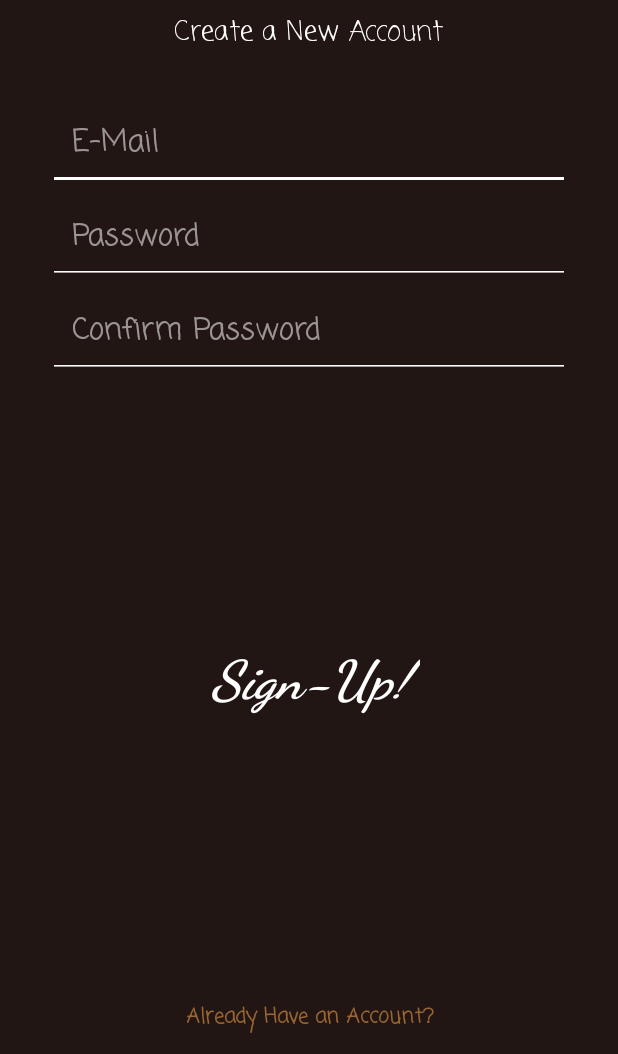
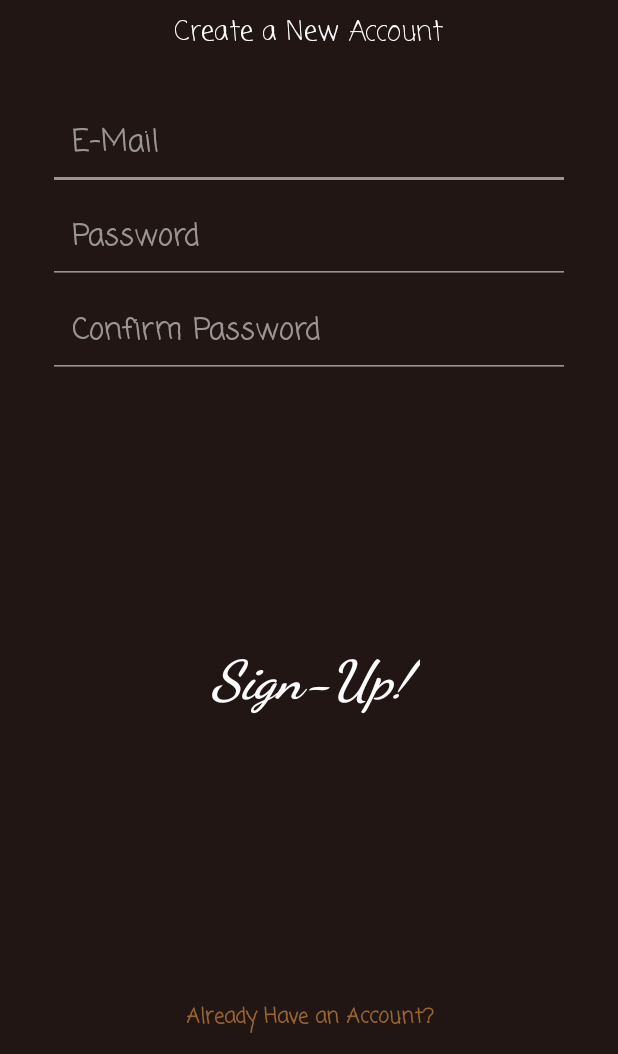
Before and after one commit to yukianessa/ngoffee, an Android app: the RegisterActivity screen opened directly, with no data from a screen before it, on a phone screen of 412 x 824 dp, the part 182-1236 px from its top. Run offline under Robolectric (Android 15) with nearby library versions, the light colour scheme and no system bars; our stand-ins replace Firebase (no records; nobody signed in at launch, a user with empty details on screens opened directly); 1 statement that could not run was skipped.

Commit message:
Some Additional Revision, Optimize UI and adding some new features

```diff
--- a/app/build.gradle
+++ b/app/build.gradle
@@ -26,6 +26,7 @@ dependencies {
     testImplementation 'junit:junit:4.12'
     androidTestImplementation 'com.android.support.test:runner:1.0.1'
     androidTestImplementation 'com.android.support.test.espresso:espresso-core:3.0.1'
+    compile 'de.hdodenhof:circleimageview:2.2.0' //for circle imageView
 }
 
 
--- a/app/src/main/AndroidManifest.xml
+++ b/app/src/main/AndroidManifest.xml
@@ -3,6 +3,8 @@
     package="com.yukianessa.ngoffee">
 
     <uses-permission android:name="android.permission.INTERNET" />
+    <uses-permission android:name="android.permission.WRITE_EXTERNAL_STORAGE" />
+    <uses-permission android:name="android.permission.READ_EXTERNAL_STORAGE" />
 
     <application
         android:allowBackup="true"
@@ -24,6 +26,7 @@
             android:name=".LoginActivity"
             android:screenOrientation="portrait" />
         <activity android:name=".RegisterActivity" />
+        <activity android:name=".SetupActivity"></activity>
     </application>
 
 </manifest>
--- a/app/src/main/java/com/yukianessa/ngoffee/RegisterActivity.java
+++ b/app/src/main/java/com/yukianessa/ngoffee/RegisterActivity.java
@@ -42,13 +42,11 @@ public class RegisterActivity extends AppCompatActivity {
         regCfPswd   = findViewById(R.id.regPswdCnfrm);
         Button goToSignUp = findViewById(R.id.toSignUpBtn);
         Button goToLogin  = findViewById(R.id.toLoginRegBtn);
-        signUpLoading = findViewById(R.id.loginLoadingProgress);
+        signUpLoading = findViewById(R.id.regLoadingProgress);
 
         goToLogin.setOnClickListener(new View.OnClickListener() {
             @Override
             public void onClick(View v) {
-                Intent loginIntent = new Intent(RegisterActivity.this, LoginActivity.class);
-                startActivity(loginIntent);
                 finish();
             }
         });
@@ -72,7 +70,9 @@ public class RegisterActivity extends AppCompatActivity {
                             public void onComplete(@NonNull Task<AuthResult> task) {
 
                                 if (task.isSuccessful()){
-                                    sendToMain();
+                                    Intent setupIntent = new Intent(RegisterActivity.this, SetupActivity.class);
+                                    startActivity(setupIntent);
+                                    finish();
                                 } else {
                                     String err = Objects.requireNonNull(task.getException()).getMessage();
                                     Toast.makeText(RegisterActivity.this, "Error: " +err, Toast.LENGTH_LONG).show();
--- a/app/src/main/res/layout/activity_login.xml
+++ b/app/src/main/res/layout/activity_login.xml
@@ -44,7 +44,7 @@
         android:layout_marginEnd="32dp"
         android:layout_marginStart="32dp"
         android:layout_marginTop="24dp"
-        android:backgroundTint="@android:color/white"
+        android:backgroundTint="@color/hintWhite"
         android:ems="10"
         android:fontFamily="casual"
         android:hint="@string/emailHint"
@@ -63,7 +63,7 @@
         android:layout_height="wrap_content"
         android:layout_marginEnd="32dp"
         android:layout_marginStart="32dp"
-        android:backgroundTint="@android:color/white"
+        android:backgroundTint="@color/hintWhite"
         android:ems="10"
         android:fontFamily="casual"
         android:hint="@string/passHint"
--- a/app/src/main/res/layout/activity_register.xml
+++ b/app/src/main/res/layout/activity_register.xml
@@ -45,7 +45,7 @@
         android:layout_marginEnd="32dp"
         android:layout_marginStart="32dp"
         android:layout_marginTop="64dp"
-        android:backgroundTint="@android:color/white"
+        android:backgroundTint="@color/hintWhite"
         android:ems="10"
         android:fontFamily="casual"
         android:hint="@string/emailHintReg"
@@ -64,7 +64,7 @@
         android:layout_height="wrap_content"
         android:layout_marginEnd="32dp"
         android:layout_marginStart="32dp"
-        android:backgroundTint="@android:color/white"
+        android:backgroundTint="@color/hintWhite"
         android:ems="10"
         android:fontFamily="casual"
         android:hint="@string/passHintReg"
@@ -138,7 +138,7 @@
         android:layout_height="wrap_content"
         android:layout_marginEnd="32dp"
         android:layout_marginStart="32dp"
-        android:backgroundTint="@android:color/white"
+        android:backgroundTint="@color/hintWhite"
         android:ems="10"
         android:fontFamily="casual"
         android:hint="@string/passHintRegCnfrm"
```
Also changed, not shown: app/src/main/java/com/yukianessa/ngoffee/SetupActivity.java (added, +47 -0 lines), app/src/main/res/layout/activity_setup.xml (added, +33 -0 lines).
